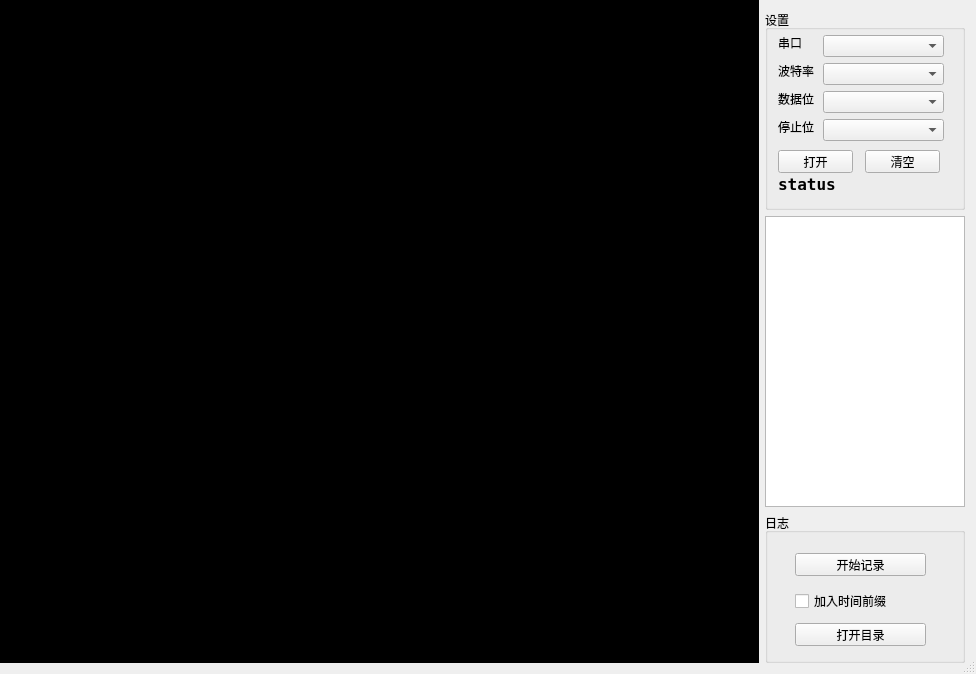
Before: the Qt Designer form dialog.ui in tanhangbo/MyShell, drawn with Qt 5.
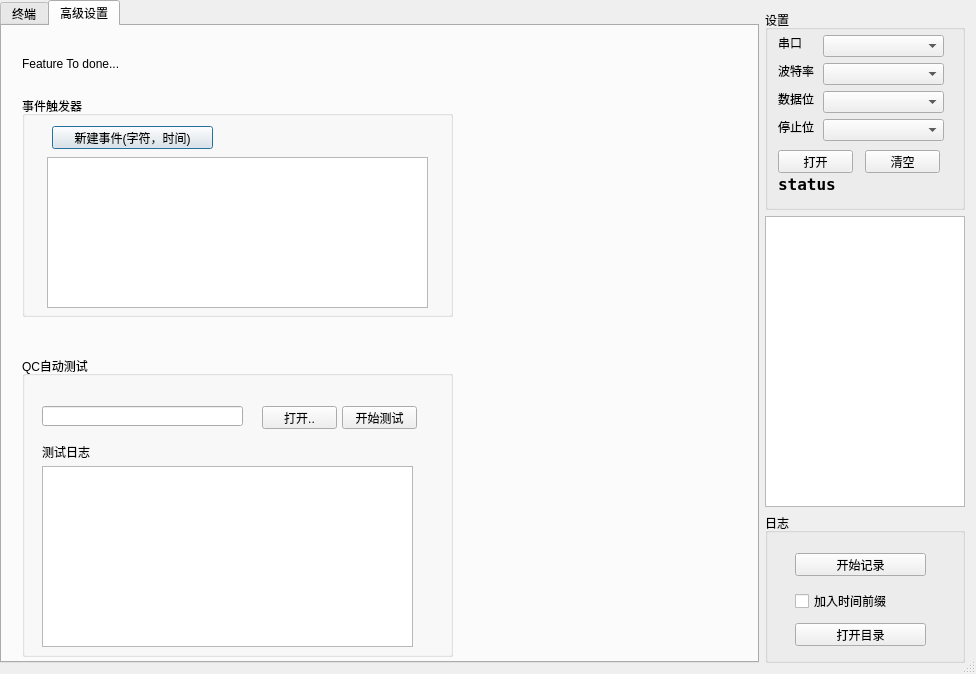
After: the same form once the commit is applied. The open tabs and pages were chosen to show the change.

Commit message: fix baudrate error

The edit to the form file:
```diff
--- a/dialog.ui
+++ b/dialog.ui
@@ -46,6 +46,37 @@
         <enum>QLayout::SetMaximumSize</enum>
        </property>
        <item>
+        <widget class="QTabWidget" name="tabWidget">
+         <property name="currentIndex">
+          <number>0</number>
+         </property>
+         <widget class="QWidget" name="tab">
+          <property name="sizePolicy">
+           <sizepolicy hsizetype="Maximum" vsizetype="Maximum">
+            <horstretch>0</horstretch>
+            <verstretch>0</verstretch>
+           </sizepolicy>
+          </property>
+          <attribute name="title">
+           <string>终端</string>
+          </attribute>
+          <layout class="QGridLayout" name="gridLayout_2">
+           <property name="leftMargin">
+            <number>0</number>
+           </property>
+           <property name="topMargin">
+            <number>0</number>
+           </property>
+           <property name="rightMargin">
+            <number>0</number>
+           </property>
+           <property name="bottomMargin">
+            <number>0</number>
+           </property>
+           <property name="spacing">
+            <number>0</number>
+           </property>
+           <item row="0" column="0">
         <widget class="QTextEdit" name="receive_content">
          <property name="enabled">
           <bool>true</bool>
@@ -58,7 +89,7 @@
          </property>
          <property name="minimumSize">
           <size>
-           <width>300</width>
+               <width>0</width>
            <height>300</height>
           </size>
          </property>
@@ -90,7 +121,7 @@
          </property>
         </widget>
        </item>
-       <item>
+           <item row="1" column="0">
         <widget class="QLineEdit" name="sendcontent">
          <property name="sizePolicy">
           <sizepolicy hsizetype="Expanding" vsizetype="Minimum">
@@ -119,6 +150,136 @@
         </widget>
        </item>
       </layout>
+         </widget>
+         <widget class="QWidget" name="tab_2">
+          <attribute name="title">
+           <string>高级设置</string>
+          </attribute>
+          <widget class="QGroupBox" name="groupBox_3">
+           <property name="geometry">
+            <rect>
+             <x>20</x>
+             <y>70</y>
+             <width>431</width>
+             <height>221</height>
+            </rect>
+           </property>
+           <property name="title">
+            <string>事件触发器</string>
+           </property>
+           <widget class="QPushButton" name="new_trigger">
+            <property name="geometry">
+             <rect>
+              <x>30</x>
+              <y>30</y>
+              <width>161</width>
+              <height>23</height>
+             </rect>
+            </property>
+            <property name="text">
+             <string>新建事件(字符，时间)</string>
+            </property>
+           </widget>
+           <widget class="QListView" name="trigger_list">
+            <property name="geometry">
+             <rect>
+              <x>25</x>
+              <y>61</y>
+              <width>381</width>
+              <height>151</height>
+             </rect>
+            </property>
+           </widget>
+          </widget>
+          <widget class="QLabel" name="label_5">
+           <property name="geometry">
+            <rect>
+             <x>20</x>
+             <y>30</y>
+             <width>161</width>
+             <height>16</height>
+            </rect>
+           </property>
+           <property name="text">
+            <string>Feature To done...</string>
+           </property>
+          </widget>
+          <widget class="QGroupBox" name="groupBox_4">
+           <property name="geometry">
+            <rect>
+             <x>20</x>
+             <y>330</y>
+             <width>431</width>
+             <height>301</height>
+            </rect>
+           </property>
+           <property name="title">
+            <string>QC自动测试</string>
+           </property>
+           <widget class="QPlainTextEdit" name="qc_test_log">
+            <property name="geometry">
+             <rect>
+              <x>20</x>
+              <y>110</y>
+              <width>371</width>
+              <height>181</height>
+             </rect>
+            </property>
+           </widget>
+           <widget class="QLabel" name="label_6">
+            <property name="geometry">
+             <rect>
+              <x>20</x>
+              <y>90</y>
+              <width>54</width>
+              <height>12</height>
+             </rect>
+            </property>
+            <property name="text">
+             <string>测试日志</string>
+            </property>
+           </widget>
+           <widget class="QPushButton" name="qc_open">
+            <property name="geometry">
+             <rect>
+              <x>240</x>
+              <y>50</y>
+              <width>75</width>
+              <height>23</height>
+             </rect>
+            </property>
+            <property name="text">
+             <string>打开..</string>
+            </property>
+           </widget>
+           <widget class="QLineEdit" name="qc_file_path">
+            <property name="geometry">
+             <rect>
+              <x>20</x>
+              <y>50</y>
+              <width>201</width>
+              <height>20</height>
+             </rect>
+            </property>
+           </widget>
+           <widget class="QPushButton" name="qc_start_test">
+            <property name="geometry">
+             <rect>
+              <x>320</x>
+              <y>50</y>
+              <width>75</width>
+              <height>23</height>
+             </rect>
+            </property>
+            <property name="text">
+             <string>开始测试</string>
+            </property>
+           </widget>
+          </widget>
+         </widget>
+        </widget>
+       </item>
+      </layout>
      </item>
      <item>
       <layout class="QVBoxLayout" name="verticalLayout_2">
```
Left out of the diff: 2 changed lines with no effect on the pictures. Lines whose indentation alone changed are shown as unchanged. The commit also changes 2 other files.
